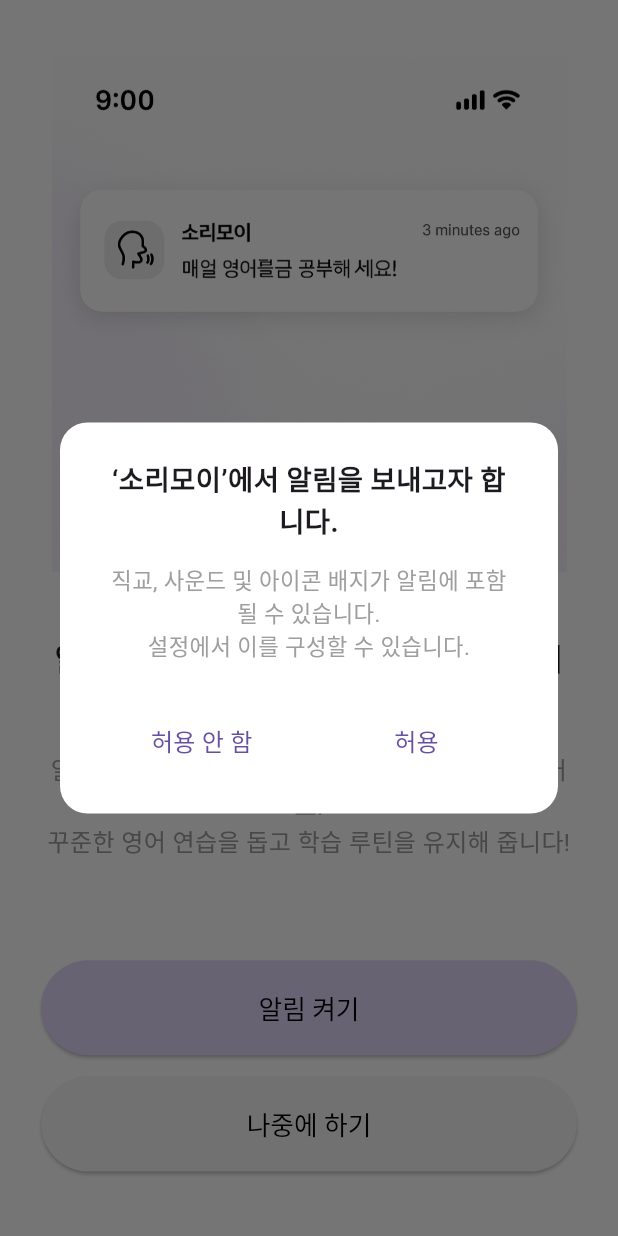
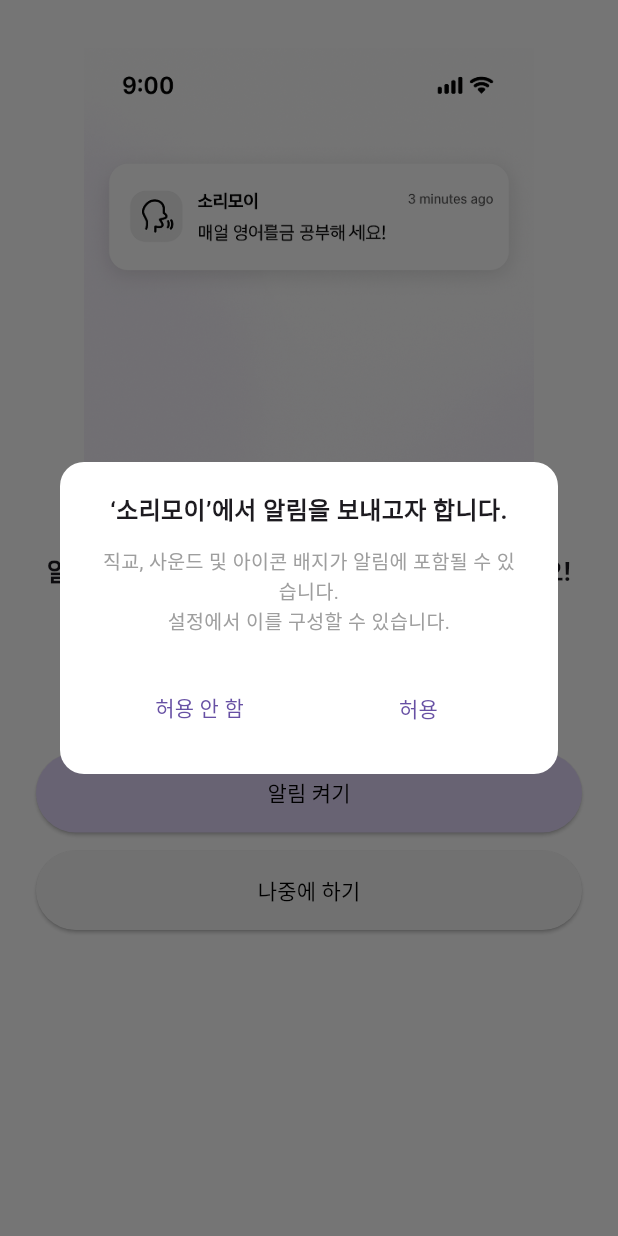
Before and after one commit to fufckddl/Sorimoi, a Flutter app: the HomeScreen screen opened by its route, after a tap on "카카오 로그인", after a tap on "알림 켜기", on a phone screen of 412 x 824 dp. Run offline on Flutter 3.47's test engine with Material 3 defaults, Android fonts, the phone set to English and light mode, and no system bars; our stand-ins replace audioplayers, google_fonts, shared_preferences, table_calendar; missing offline and left inert: kakao_flutter_sdk_common, kakao_flutter_sdk_user, mysql1, mysql_client, record; accounts and stored records are empty; network calls fail; Roboto replaces fonts that are missing (NotoSansKR).

Commit message:
가로세로 되게 만들고 카테고리 눌렀을때 깨지는거 고침

```diff
--- a/lib/notify/notification_screen.dart
+++ b/lib/notify/notification_screen.dart
@@ -1,5 +1,4 @@
 import 'package:flutter/material.dart';
-import 'package:flutter_screenutil/flutter_screenutil.dart'; // ✅ 추가
 
 class NotificationScreen extends StatelessWidget {
   const NotificationScreen({Key? key}) : super(key: key);
@@ -8,51 +7,57 @@ class NotificationScreen extends StatelessWidget {
   Future<void> _showPermissionDialog(BuildContext context) async {
     await showDialog(
       context: context,
-      builder: (ctx) => AlertDialog(
+      builder:
+          (ctx) => AlertDialog(
         backgroundColor: Colors.white,
-        shape: RoundedRectangleBorder(borderRadius: BorderRadius.circular(16.r)),
-        contentPadding: EdgeInsets.symmetric(horizontal: 24.w, vertical: 20.h),
+        shape: RoundedRectangleBorder(
+          borderRadius: BorderRadius.circular(16),
+        ),
+        contentPadding: const EdgeInsets.symmetric(
+          horizontal: 24,
+          vertical: 20,
+        ),
         content: Column(
           mainAxisSize: MainAxisSize.min,
           children: [
-            Text(
+            const Text(
               '‘소리모이’에서 알림을 보내고자 합니다.',
-              style: TextStyle(fontWeight: FontWeight.bold, fontSize: 16.sp),
+              style: TextStyle(fontWeight: FontWeight.bold, fontSize: 16),
               textAlign: TextAlign.center,
             ),
-            SizedBox(height: 12.h),
-            Text(
+            const SizedBox(height: 12),
+            const Text(
               '직교, 사운드 및 아이콘 배지가 알림에 포함될 수 있습니다.\n'
                   '설정에서 이를 구성할 수 있습니다.',
-              style: TextStyle(color: Colors.grey, fontSize: 13.sp),
+              style: TextStyle(color: Colors.grey, fontSize: 13),
               textAlign: TextAlign.center,
             ),
-            SizedBox(height: 24.h),
+            const SizedBox(height: 24),
             Row(
               children: [
                 Expanded(
                   child: TextButton(
                     onPressed: () {
+                      // 팝업 닫고 홈으로
                       Navigator.of(ctx).pop();
-                      Navigator.of(ctx).pushNamedAndRemoveUntil(
-                        '/home',
-                            (route) => false,
-                      );
+                      Navigator.of(
+                        ctx,
+                      ).pushNamedAndRemoveUntil('/home', (route) => false);
                     },
-                    child: Text('허용 안 함', style: TextStyle(fontSize: 14.sp)),
+                    child: const Text('허용 안 함'),
                   ),
                 ),
-                SizedBox(width: 8.w),
+                const SizedBox(width: 8),
                 Expanded(
                   child: TextButton(
                     onPressed: () async {
+                      // (원한다면) 여기에 알림 허용 상태 저장 예: prefs.setBool('notifAllowed', true);
                       Navigator.of(ctx).pop();
-                      Navigator.of(ctx).pushNamedAndRemoveUntil(
-                        '/home',
-                            (route) => false,
-                      );
+                      Navigator.of(
+                        ctx,
+                      ).pushNamedAndRemoveUntil('/home', (route) => false);
                     },
-                    child: Text('허용', style: TextStyle(fontSize: 14.sp)),
+                    child: const Text('허용'),
                   ),
                 ),
               ],
@@ -66,69 +71,79 @@ class NotificationScreen extends StatelessWidget {
   // 📱 알림 UI 화면
   @override
   Widget build(BuildContext context) {
+    // arguments 로 전달된 userId (필요 없으면 지워도 됩니다)
     final args = ModalRoute.of(context)!.settings.arguments;
     final int userId = args is int ? args : 0;
 
     return Scaffold(
         backgroundColor: Colors.white,
         body: SafeArea(
-        child: Padding(
-          padding: EdgeInsets.symmetric(horizontal: 24.w, vertical: 16.h),
+          child: SingleChildScrollView(
+              child: _buildContent(context)
+          ),
+        )
+    );
+  }
+
+  Widget _buildContent(BuildContext context) {
+    // return Scaffold(
+    //   backgroundColor: Colors.white,
+    return Padding(
+      padding: const EdgeInsets.symmetric(horizontal: 24, vertical: 16),
       child: Column(
         crossAxisAlignment: CrossAxisAlignment.stretch,
         children: [
-              SizedBox(height: 16.h),
+          const SizedBox(height: 16),
           Center(
             child: Image.asset(
               'assets/notification_sample.png',
-                  width: 300.w,
+              width: 300,
             ),
           ),
-              SizedBox(height: 36.h),
-              Text(
+          const SizedBox(height: 36),
+          const Text(
             '알림을 켜고 매일 꾸준히 영어 학습을 이어가세요!',
             textAlign: TextAlign.center,
-                style: TextStyle(fontSize: 17.sp, fontWeight: FontWeight.bold),
+            style: TextStyle(fontSize: 17, fontWeight: FontWeight.bold),
           ),
-              SizedBox(height: 16.h),
-              Text(
+          const SizedBox(height: 16),
+          const Text(
             '알림을 설정하면 중요한 학습 알림만 받아볼 수 있어요.\n'
                 '꾸준한 영어 연습을 돕고 학습 루틴을 유지해 줍니다!',
             textAlign: TextAlign.center,
-                style: TextStyle(color: Colors.grey, fontSize: 14.sp),
+
+            style: TextStyle(color: Colors.grey, fontSize: 14),
           ),
-              const Spacer(),
+          // const Spacer(),
+          const SizedBox(height: 50,),
           ElevatedButton(
             onPressed: () => _showPermissionDialog(context),
             style: ElevatedButton.styleFrom(
               backgroundColor: const Color(0xFFE3D7FB),
               foregroundColor: Colors.black,
-                  padding: EdgeInsets.symmetric(vertical: 16.h),
-                  textStyle: TextStyle(fontSize: 15.sp),
+              padding: const EdgeInsets.symmetric(vertical: 16),
             ),
             child: const Text('알림 켜기'),
           ),
-              SizedBox(height: 12.h),
+          const SizedBox(height: 12),
           ElevatedButton(
             onPressed: () {
-                  Navigator.of(context).pushNamedAndRemoveUntil(
-                    '/home',
-                        (route) => false,
-                  );
+              // 다이얼로그 없이 바로 홈으로
+              Navigator.of(
+                context,
+              ).pushNamedAndRemoveUntil('/home', (route) => false);
             },
             style: ElevatedButton.styleFrom(
               backgroundColor: const Color(0xFFF6F6F6),
               foregroundColor: Colors.black,
-                  padding: EdgeInsets.symmetric(vertical: 16.h),
-                  textStyle: TextStyle(fontSize: 15.sp),
+              padding: const EdgeInsets.symmetric(vertical: 16),
             ),
             child: const Text('나중에 하기'),
           ),
-              SizedBox(height: 20.h),
+          const SizedBox(height: 20),
         ],
       ),
-        ),
-      ),
     );
+    // );
   }
 }
--- a/lib/user/auth/userLogin.dart
+++ b/lib/user/auth/userLogin.dart
@@ -177,7 +177,7 @@ class _StartScreenState extends State<StartScreen> {
                         onChanged: (value) => setState(() => _saveId = value!),
                       ),
                       const Text('아이디 저장'),
-                      const Spacer(),
+                      //const Spacer(), //로그인 공백
                       TextButton(
                         onPressed: () => Navigator.pushNamed(context, '/findId'),
                         child: const Text('아이디 찾기'),
--- a/lib/userhome/userHome.dart
+++ b/lib/userhome/userHome.dart
@@ -1,5 +1,4 @@
 import 'dart:convert';
-
 import 'package:flutter/material.dart';
 import 'package:google_fonts/google_fonts.dart';
 import 'package:pj1/calendar/calendarPopup.dart';
@@ -7,6 +6,7 @@ import 'package:pj1/user/auth/userLogin.dart';
 import 'package:shared_preferences/shared_preferences.dart';
 import 'package:pj1/common/app_drawer.dart';
 import 'package:pj1/common/custom_appbar.dart';
+
 class HomeScreen extends StatefulWidget {
   const HomeScreen({Key? key}) : super(key: key);
 
@@ -37,7 +37,6 @@ class _HomeScreenState extends State<HomeScreen> {
     });
   }
 
-
   @override
   Widget build(BuildContext context) {
     if (_loading) {
@@ -59,7 +58,11 @@ class _HomeScreenState extends State<HomeScreen> {
         title: '홈',
         showBack: false,
       ),
-      body: Padding(
+      body: Column(
+        children: [
+          Expanded(
+            child: SingleChildScrollView(
+              child: Padding(
                 padding: const EdgeInsets.symmetric(horizontal: 20.0),
                 child: Column(
                   crossAxisAlignment: CrossAxisAlignment.start,
@@ -99,7 +102,6 @@ class _HomeScreenState extends State<HomeScreen> {
                     Center(
                       child: Row(
                         children: [
-                  // ▶️ 오늘의 소리 버튼
                           Expanded(
                             child: GestureDetector(
                               onTap: () {
@@ -135,14 +137,11 @@ class _HomeScreenState extends State<HomeScreen> {
                               ),
                             ),
                           ),
-
-                  const SizedBox(width: 10), // 버튼 간 간격
-
-                  // 연습하기 버튼
+                          const SizedBox(width: 10),
                           Expanded(
                             child: GestureDetector(
                               onTap: () {
-                        Navigator.pushNamed(context, '/practice'); // 원하는 경로로 수정
+                                Navigator.pushNamed(context, '/practice');
                               },
                               child: Container(
                                 padding: const EdgeInsets.all(16),
@@ -177,7 +176,6 @@ class _HomeScreenState extends State<HomeScreen> {
                         ],
                       ),
                     ),
-
                     const SizedBox(height: 24),
                     const Text("출석 체크", style: TextStyle(fontSize: 15, fontWeight: FontWeight.bold)),
                     const SizedBox(height: 12),
@@ -216,15 +214,16 @@ class _HomeScreenState extends State<HomeScreen> {
                     const SizedBox(height: 24),
                     const Text("학습 기록", style: TextStyle(fontSize: 16, fontWeight: FontWeight.bold)),
                     const SizedBox(height: 12),
-            Expanded(
-              child: ListView(
-                children: [
                     _recordCard("2025-04-22 녹음", "87", Colors.green, "2025-04-22"),
+                    const SizedBox(height: 12),
                   ],
                 ),
               ),
-            const SizedBox(height: 4),
-            SingleChildScrollView(
+            ),
+          ),
+          Padding(
+            padding: const EdgeInsets.symmetric(vertical: 8),
+            child: SingleChildScrollView(
               scrollDirection: Axis.horizontal,
               child: Align(
                 alignment: Alignment.center,
@@ -242,8 +241,8 @@ class _HomeScreenState extends State<HomeScreen> {
                 ),
               ),
             ),
+          ),
         ],
-        ),
       ),
       bottomNavigationBar: BottomNavigationBar(
         selectedItemColor: Colors.black,
--- a/lib/userhome/userHome2.dart
+++ b/lib/userhome/userHome2.dart
@@ -177,6 +177,7 @@ class _RecordingHomeScreenState extends State<RecordingHomeScreen> {
         title: const Text('카테고리를 선택하세요'),
         content: SizedBox(
           width: double.maxFinite,
+          child: SingleChildScrollView(
             child: Column(
               mainAxisSize: MainAxisSize.min,
               children: [
@@ -200,6 +201,7 @@ class _RecordingHomeScreenState extends State<RecordingHomeScreen> {
                   },
                 ),
               ],
+            ),
           ),
         ),
       ),
```
Also changed, not shown: pubspec.lock. Lines whose indentation alone changed are shown as unchanged.
